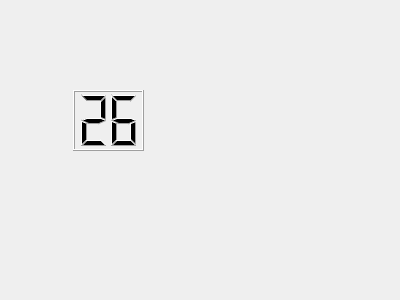
The window that AirServant/mainwindow.ui (Shantom/CentralAirConditioner-AirServant) describes before a commit, drawn with Qt 5.
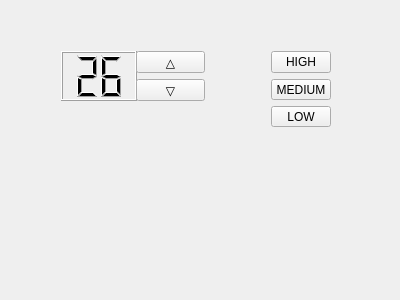
The same window after the commit.

The edit to the form file:
```diff
--- a/AirServant/mainwindow.ui
+++ b/AirServant/mainwindow.ui
@@ -14,27 +14,146 @@
    <string>MainWindow</string>
   </property>
   <widget class="QWidget" name="centralWidget">
-   <widget class="QLCDNumber" name="lcdNumber">
+   <widget class="QWidget" name="">
     <property name="geometry">
      <rect>
-      <x>73</x>
-      <y>90</y>
-      <width>71</width>
-      <height>61</height>
+      <x>50</x>
+      <y>40</y>
+      <width>166</width>
+      <height>72</height>
      </rect>
     </property>
-    <property name="smallDecimalPoint">
-     <bool>false</bool>
+    <layout class="QHBoxLayout" name="horizontalLayout">
+     <item>
+      <widget class="QLCDNumber" name="lcdNumber">
+       <property name="sizePolicy">
+        <sizepolicy hsizetype="Fixed" vsizetype="Minimum">
+         <horstretch>0</horstretch>
+         <verstretch>0</verstretch>
+        </sizepolicy>
+       </property>
+       <property name="minimumSize">
+        <size>
+         <width>76</width>
+         <height>0</height>
+        </size>
+       </property>
+       <property name="smallDecimalPoint">
+        <bool>false</bool>
+       </property>
+       <property name="digitCount">
+        <number>2</number>
+       </property>
+       <property name="segmentStyle">
+        <enum>QLCDNumber::Filled</enum>
+       </property>
+       <property name="value" stdset="0">
+        <double>26.000000000000000</double>
+       </property>
+      </widget>
+     </item>
+     <item>
+      <layout class="QVBoxLayout" name="verticalLayout">
+       <item>
+        <widget class="QPushButton" name="pushButton_up">
+         <property name="sizePolicy">
+          <sizepolicy hsizetype="Fixed" vsizetype="Fixed">
+           <horstretch>0</horstretch>
+           <verstretch>0</verstretch>
+          </sizepolicy>
+         </property>
+         <property name="baseSize">
+          <size>
+           <width>20</width>
+           <height>0</height>
+          </size>
+         </property>
+         <property name="text">
+          <string>△</string>
+         </property>
+        </widget>
+       </item>
+       <item>
+        <widget class="QPushButton" name="pushButton_down">
+         <property name="sizePolicy">
+          <sizepolicy hsizetype="Fixed" vsizetype="Fixed">
+           <horstretch>1</horstretch>
+           <verstretch>0</verstretch>
+          </sizepolicy>
+         </property>
+         <property name="baseSize">
+          <size>
+           <width>20</width>
+           <height>0</height>
+          </size>
+         </property>
+         <property name="text">
+          <string>▽</string>
+         </property>
+        </widget>
+       </item>
+      </layout>
+     </item>
+    </layout>
+   </widget>
+   <widget class="QWidget" name="">
+    <property name="geometry">
+     <rect>
+      <x>260</x>
+      <y>40</y>
+      <width>82</width>
+      <height>98</height>
+     </rect>
     </property>
-    <property name="digitCount">
-     <number>2</number>
+    <layout class="QVBoxLayout" name="verticalLayout_2">
+     <item>
+      <widget class="QPushButton" name="pushButton">
+       <property name="text">
+        <string>HIGH</string>
+       </property>
+      </widget>
+     </item>
+     <item>
+      <widget class="QPushButton" name="pushButton_2">
+       <property name="text">
+        <string>MEDIUM</string>
+       </property>
+      </widget>
+     </item>
+     <item>
+      <widget class="QPushButton" name="pushButton_3">
+       <property name="text">
+        <string>LOW</string>
+       </property>
+      </widget>
+     </item>
+    </layout>
+   </widget>
+   <widget class="QWidget" name="">
+    <property name="geometry">
+     <rect>
+      <x>50</x>
+      <y>160</y>
+      <width>80</width>
+      <height>22</height>
+     </rect>
     </property>
-    <property name="segmentStyle">
-     <enum>QLCDNumber::Filled</enum>
-    </property>
-    <property name="value" stdset="0">
-     <double>26.000000000000000</double>
-    </property>
+    <layout class="QHBoxLayout" name="horizontalLayout_2">
+     <item>
+      <widget class="QLabel" name="label">
+       <property name="text">
+        <string>Mode:</string>
+       </property>
+      </widget>
+     </item>
+     <item>
+      <widget class="QLabel" name="label_mode">
+       <property name="text">
+        <string>N/A</string>
+       </property>
+      </widget>
+     </item>
+    </layout>
    </widget>
   </widget>
  </widget>
```
Left out of the diff: 9 changed lines with no effect on the pictures.
